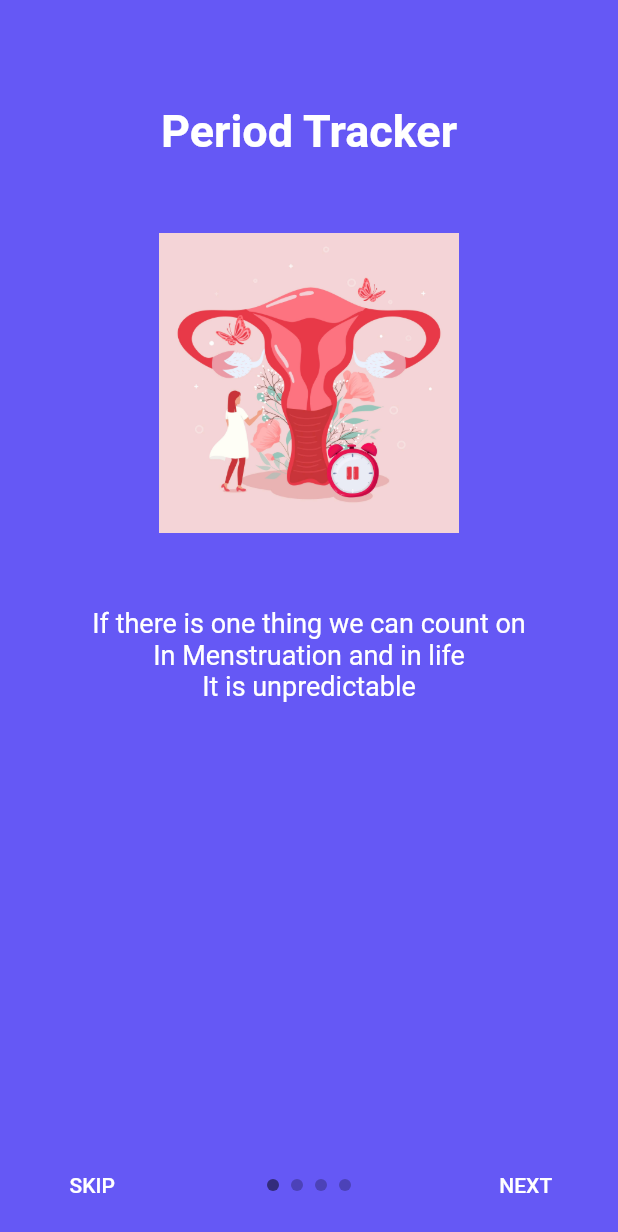
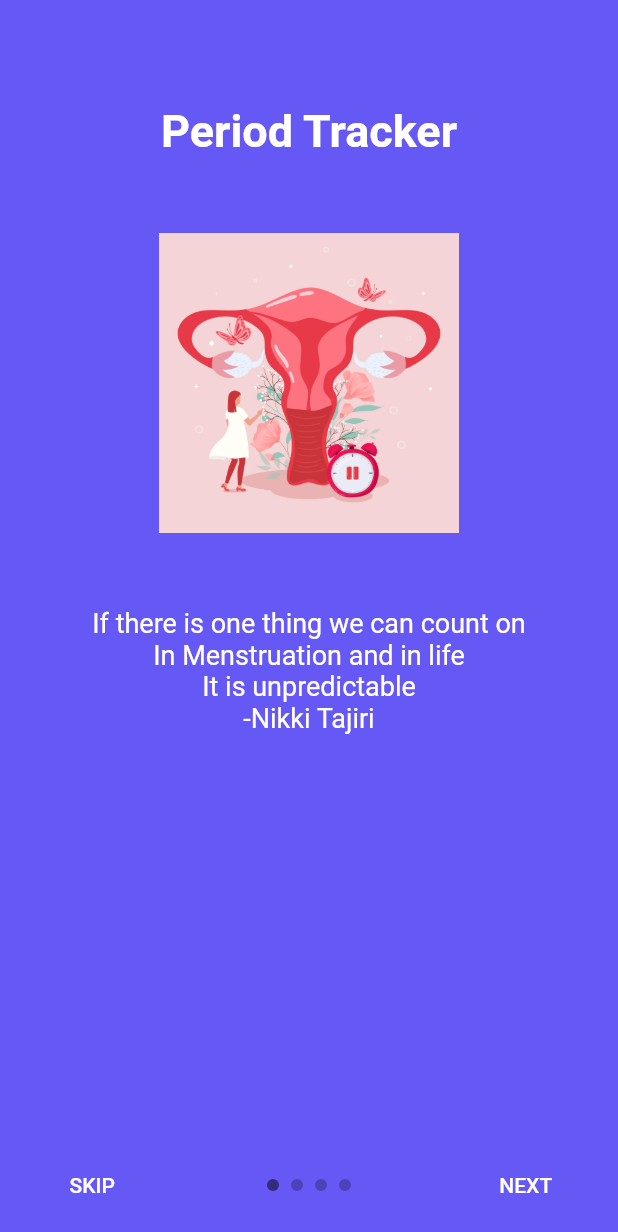
Before and after one commit to ReshamPatkar/womenopedia1, a Flutter app: the screen it shows after launch, on a phone screen of 412 x 824 dp. Shown: the top 1232 px of the screen. Run offline on Flutter 3.47's test engine with Material 2 defaults, Android fonts, the phone set to English and light mode, and no system bars; drawn by our look-alikes of intro_slider; our stand-ins replace flutter_spinkit.

Commit message:
videos committed

```diff
--- a/lib/Screens/intro_carousel.dart
+++ b/lib/Screens/intro_carousel.dart
@@ -28,7 +28,8 @@ class IntroScreenState extends State<IntroScreen> {
         title: "Period Tracker",
         description: "If there is one thing we can count on\n"
             "In Menstruation and in life\n"
-            "It is unpredictable",
+            "It is unpredictable\n"
+            "-Nikki Tajiri",
         pathImage: "images/Period tracker.jpg",
         backgroundColor: kPrimaryColor,
       ),
--- /dev/null
+++ b/lib/Screens/video_carousal.dart
@@ -0,0 +1 @@
+import 'package:flutter/material.dart';
--- a/pubspec.yaml
+++ b/pubspec.yaml
@@ -48,6 +48,7 @@ flutter:
 
   assets:
     - images/
+    - assets/
 
   # To add assets to your application, add an assets section, like this:
   # assets:
```
Also changed, not shown: 2 other files.
